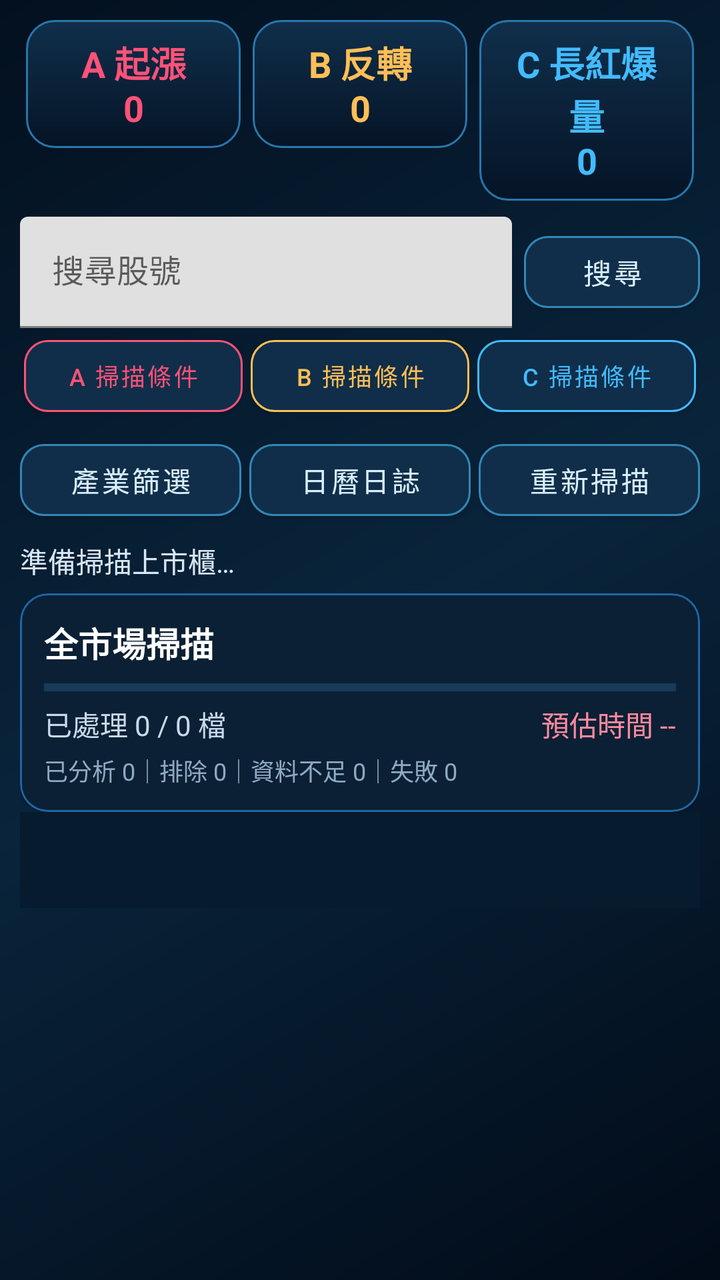
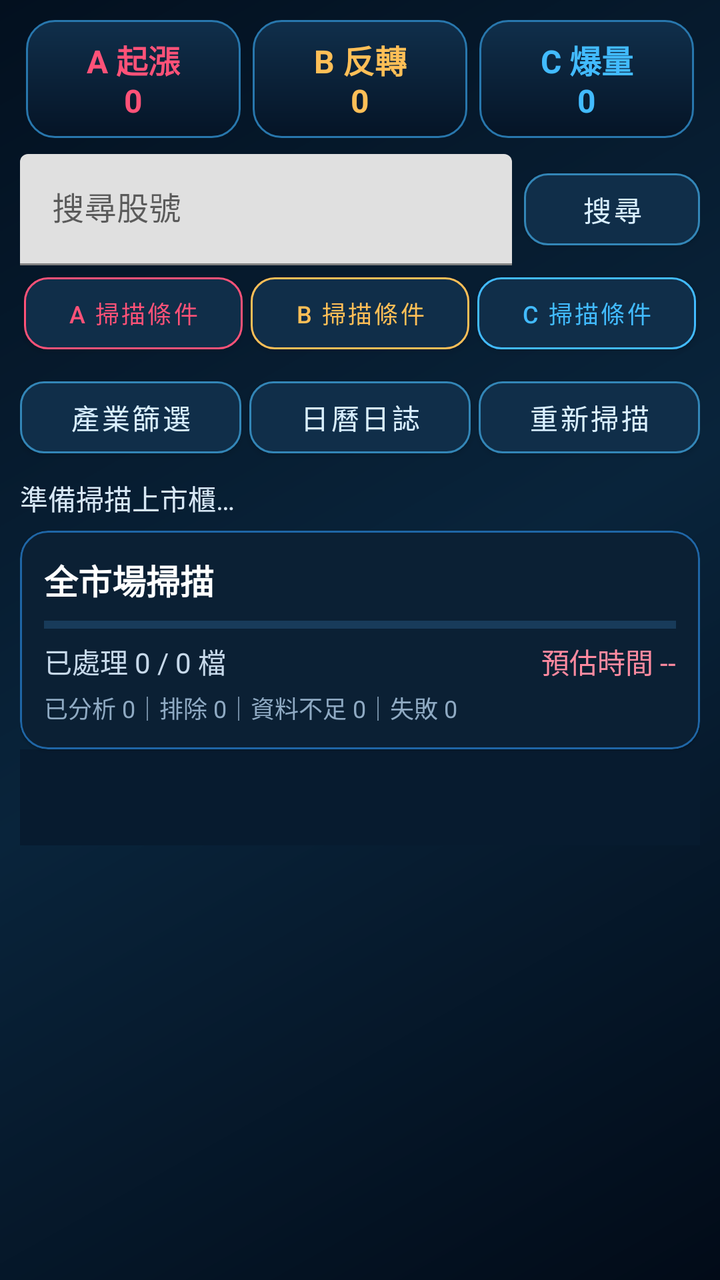

Screens rendered from an Android XML layout before and after an edit, with the pre-edit source and the edit as a unified diff.
<!-- AndroidManifest.xml: fallback theme Theme.MaterialComponents.DayNight.NoActionBar -->
<!-- res/layout/activity_main.xml -->
<?xml version='1.0' encoding='utf-8'?>
<LinearLayout xmlns:android="http://schemas.android.com/apk/res/android" xmlns:app="http://schemas.android.com/apk/res-auto" android:layout_width="match_parent" android:layout_height="match_parent" android:orientation="vertical" android:padding="10dp" android:background="@drawable/radar_background">

    <LinearLayout android:layout_width="match_parent" android:layout_height="wrap_content" android:layout_marginBottom="8dp"><TextView android:id="@+id/summaryA" android:layout_width="0dp" android:layout_height="wrap_content" android:layout_weight="1" android:layout_marginHorizontal="3dp" android:background="@drawable/neon_panel" android:text="A 起漲&#10;0" android:textColor="#FF5278" android:textSize="18sp" android:textStyle="bold" android:gravity="center" /><TextView android:id="@+id/summaryB" android:layout_width="0dp" android:layout_height="wrap_content" android:layout_weight="1" android:layout_marginHorizontal="3dp" android:background="@drawable/neon_panel" android:text="B 反轉&#10;0" android:textColor="#FFBF57" android:textSize="18sp" android:textStyle="bold" android:gravity="center" /><TextView android:id="@+id/summaryC" android:layout_width="0dp" android:layout_height="wrap_content" android:layout_weight="1" android:layout_marginHorizontal="3dp" android:background="@drawable/neon_panel" android:text="C 長紅爆量&#10;0" android:textColor="#42BBFF" android:textSize="18sp" android:textStyle="bold" android:gravity="center" /></LinearLayout><LinearLayout android:layout_width="match_parent" android:layout_height="wrap_content" android:gravity="center_vertical">
        <com.google.android.material.textfield.TextInputLayout android:layout_width="0dp" android:layout_height="wrap_content" android:layout_weight="1" android:hint="搜尋股號" app:boxStrokeColor="#3386B7" app:hintTextColor="#91B5D2">
            <com.google.android.material.textfield.TextInputEditText android:id="@+id/searchInput" android:layout_width="match_parent" android:layout_height="wrap_content" android:inputType="number" android:textColor="#FFFFFF" />
        </com.google.android.material.textfield.TextInputLayout>
        <com.google.android.material.button.MaterialButton android:id="@+id/searchButton" android:layout_width="wrap_content" android:layout_height="wrap_content" android:layout_marginStart="6dp" android:text="搜尋" app:backgroundTint="#102E49" app:strokeColor="#3386B7" app:strokeWidth="1dp" app:cornerRadius="12dp" android:textColor="#D9EFFF" />
    </LinearLayout>

    <LinearLayout android:layout_width="match_parent" android:layout_height="wrap_content"><com.google.android.material.button.MaterialButton android:id="@+id/conditionAButton" android:layout_width="0dp" android:layout_height="wrap_content" android:layout_weight="1" android:layout_marginHorizontal="2dp" android:text="A 掃描條件" android:textSize="12sp" android:textColor="#FF5278" app:backgroundTint="#102E49" app:strokeColor="#FF5278" app:strokeWidth="1dp" app:cornerRadius="12dp" /><com.google.android.material.button.MaterialButton android:id="@+id/conditionBButton" android:layout_width="0dp" android:layout_height="wrap_content" android:layout_weight="1" android:layout_marginHorizontal="2dp" android:text="B 掃描條件" android:textSize="12sp" android:textColor="#FFBF57" app:backgroundTint="#102E49" app:strokeColor="#FFBF57" app:strokeWidth="1dp" app:cornerRadius="12dp" /><com.google.android.material.button.MaterialButton android:id="@+id/conditionCButton" android:layout_width="0dp" android:layout_height="wrap_content" android:layout_weight="1" android:layout_marginHorizontal="2dp" android:text="C 掃描條件" android:textSize="12sp" android:textColor="#42BBFF" app:backgroundTint="#102E49" app:strokeColor="#42BBFF" app:strokeWidth="1dp" app:cornerRadius="12dp" /></LinearLayout><LinearLayout android:layout_width="match_parent" android:layout_height="wrap_content" android:layout_marginTop="4dp">
        <com.google.android.material.button.MaterialButton android:id="@+id/scanConditionButton" android:layout_width="0dp" android:layout_height="wrap_content" android:layout_weight="1" android:text="產業篩選" app:backgroundTint="#102E49" app:strokeColor="#3386B7" app:strokeWidth="1dp" app:cornerRadius="12dp" android:textColor="#D9EFFF" />
        <com.google.android.material.button.MaterialButton android:id="@+id/logButton" android:layout_width="0dp" android:layout_height="wrap_content" android:layout_weight="1" android:layout_marginStart="4dp" android:layout_marginEnd="4dp" android:text="日曆日誌" app:backgroundTint="#102E49" app:strokeColor="#3386B7" app:strokeWidth="1dp" app:cornerRadius="12dp" android:textColor="#D9EFFF" />
        <com.google.android.material.button.MaterialButton android:id="@+id/refreshButton" android:layout_width="0dp" android:layout_height="wrap_content" android:layout_weight="1" android:text="重新掃描" app:backgroundTint="#102E49" app:strokeColor="#3386B7" app:strokeWidth="1dp" app:cornerRadius="12dp" android:textColor="#D9EFFF" />
    </LinearLayout>

    <TextView android:id="@+id/statusText" android:layout_width="match_parent" android:layout_height="wrap_content" android:text="準備掃描上市櫃…" android:textColor="#D7E7F5" android:paddingTop="6dp" android:paddingBottom="6dp" />

    <com.google.android.material.card.MaterialCardView android:layout_width="match_parent" android:layout_height="wrap_content" app:cardBackgroundColor="#0B2034" app:cardCornerRadius="14dp" app:strokeColor="#1F66A6" app:strokeWidth="1dp">
        <LinearLayout android:layout_width="match_parent" android:layout_height="wrap_content" android:orientation="vertical" android:padding="12dp">
            <TextView android:id="@+id/progressTitle" android:layout_width="wrap_content" android:layout_height="wrap_content" android:text="全市場掃描" android:textColor="#FFFFFF" android:textStyle="bold" android:textSize="17sp" />
            <com.google.android.material.progressindicator.LinearProgressIndicator android:id="@+id/scanProgress" android:layout_width="match_parent" android:layout_height="8dp" android:layout_marginTop="8dp" app:indicatorColor="#FF496C" app:trackColor="#183B5A" />
            <LinearLayout android:layout_width="match_parent" android:layout_height="wrap_content" android:layout_marginTop="6dp">
                <TextView android:id="@+id/progressCount" android:layout_width="0dp" android:layout_height="wrap_content" android:layout_weight="1" android:text="已處理 0 / 0 檔" android:textColor="#C7D9EA" />
                <TextView android:id="@+id/etaText" android:layout_width="wrap_content" android:layout_height="wrap_content" android:text="預估時間 --" android:textColor="#FF8AA0" />
            </LinearLayout>
            <TextView android:id="@+id/progressStats" android:layout_width="match_parent" android:layout_height="wrap_content" android:layout_marginTop="4dp" android:text="已分析 0｜排除 0｜資料不足 0｜失敗 0" android:textColor="#8FAAC3" android:textSize="12sp" />
        </LinearLayout>
    </com.google.android.material.card.MaterialCardView>

    <com.google.android.material.tabs.TabLayout android:id="@+id/tabLayout" android:layout_width="match_parent" android:layout_height="wrap_content" app:tabMode="scrollable" app:tabTextColor="#8FA7BE" app:tabSelectedTextColor="#FF5C78" app:tabIndicatorColor="#FF496C" android:background="#071B2F" />

    <androidx.recyclerview.widget.RecyclerView android:id="@+id/recycler" android:layout_width="match_parent" android:layout_height="0dp" android:layout_weight="1" android:clipToPadding="false" android:paddingBottom="8dp" />
</LinearLayout>
<!-- resources referenced by this layout -->
<resources>
  <!-- drawable neon_panel (drawable) -->
  <shape xmlns:android="http://schemas.android.com/apk/res/android"><gradient android:angle="270" android:startColor="#102F4B" android:endColor="#051426"/><corners android:radius="14dp"/><stroke android:width="1dp" android:color="#2877AD"/><padding android:left="10dp" android:right="10dp" android:top="8dp" android:bottom="8dp"/></shape>
  <!-- drawable radar_background (drawable) -->
  <shape xmlns:android="http://schemas.android.com/apk/res/android"><gradient android:angle="315" android:startColor="#03101F" android:centerColor="#09243B" android:endColor="#020B18"/></shape>
</resources>

<!-- the commit's change to res/layout/activity_main.xml (unified diff, before → after) -->
@@ -1,7 +1,7 @@
 <?xml version='1.0' encoding='utf-8'?>
 <LinearLayout xmlns:android="http://schemas.android.com/apk/res/android" xmlns:app="http://schemas.android.com/apk/res-auto" android:layout_width="match_parent" android:layout_height="match_parent" android:orientation="vertical" android:padding="10dp" android:background="@drawable/radar_background">
 
-    <LinearLayout android:layout_width="match_parent" android:layout_height="wrap_content" android:layout_marginBottom="8dp"><TextView android:id="@+id/summaryA" android:layout_width="0dp" android:layout_height="wrap_content" android:layout_weight="1" android:layout_marginHorizontal="3dp" android:background="@drawable/neon_panel" android:text="A 起漲&#10;0" android:textColor="#FF5278" android:textSize="18sp" android:textStyle="bold" android:gravity="center" /><TextView android:id="@+id/summaryB" android:layout_width="0dp" android:layout_height="wrap_content" android:layout_weight="1" android:layout_marginHorizontal="3dp" android:background="@drawable/neon_panel" android:text="B 反轉&#10;0" android:textColor="#FFBF57" android:textSize="18sp" android:textStyle="bold" android:gravity="center" /><TextView android:id="@+id/summaryC" android:layout_width="0dp" android:layout_height="wrap_content" android:layout_weight="1" android:layout_marginHorizontal="3dp" android:background="@drawable/neon_panel" android:text="C 長紅爆量&#10;0" android:textColor="#42BBFF" android:textSize="18sp" android:textStyle="bold" android:gravity="center" /></LinearLayout><LinearLayout android:layout_width="match_parent" android:layout_height="wrap_content" android:gravity="center_vertical">
+    <LinearLayout android:layout_width="match_parent" android:layout_height="wrap_content" android:layout_marginBottom="8dp"><TextView android:id="@+id/summaryA" android:layout_width="0dp" android:layout_height="wrap_content" android:layout_weight="1" android:layout_marginHorizontal="3dp" android:background="@drawable/neon_panel" android:text="A 起漲&#10;0" android:textColor="#FF5278" android:textSize="16sp" android:textStyle="bold" android:gravity="center" /><TextView android:id="@+id/summaryB" android:layout_width="0dp" android:layout_height="wrap_content" android:layout_weight="1" android:layout_marginHorizontal="3dp" android:background="@drawable/neon_panel" android:text="B 反轉&#10;0" android:textColor="#FFBF57" android:textSize="16sp" android:textStyle="bold" android:gravity="center" /><TextView android:id="@+id/summaryC" android:layout_width="0dp" android:layout_height="wrap_content" android:layout_weight="1" android:layout_marginHorizontal="3dp" android:background="@drawable/neon_panel" android:text="C 爆量&#10;0" android:textColor="#42BBFF" android:textSize="16sp" android:textStyle="bold" android:gravity="center" /></LinearLayout><LinearLayout android:layout_width="match_parent" android:layout_height="wrap_content" android:gravity="center_vertical">
         <com.google.android.material.textfield.TextInputLayout android:layout_width="0dp" android:layout_height="wrap_content" android:layout_weight="1" android:hint="搜尋股號" app:boxStrokeColor="#3386B7" app:hintTextColor="#91B5D2">
             <com.google.android.material.textfield.TextInputEditText android:id="@+id/searchInput" android:layout_width="match_parent" android:layout_height="wrap_content" android:inputType="number" android:textColor="#FFFFFF" />
         </com.google.android.material.textfield.TextInputLayout>
